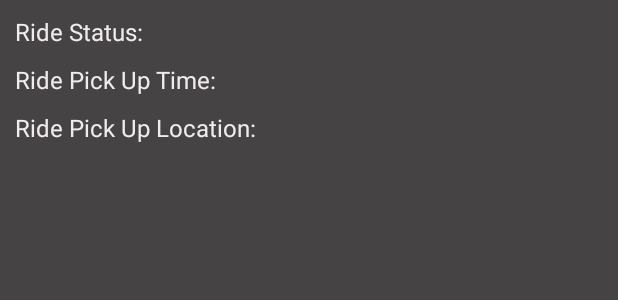
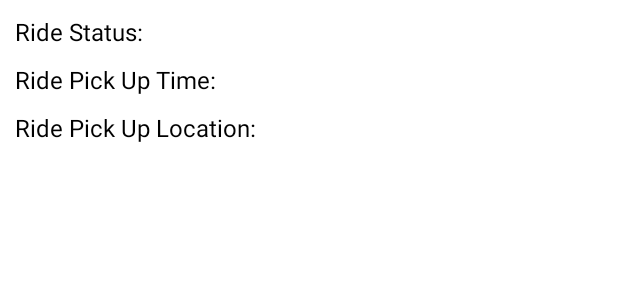
Before and after one commit to VoluteeRide/VolunteeRideApp-UI-Android, an Android app: the layout ride_item.xml on its own in the app's theme, with its tools: preview values and no code run, on a phone screen of 412 x 824 dp. Shown: the top 300 px of the screen. Run offline under Robolectric (Android 15) with nearby library versions, the phone set to English and light mode, and no system bars.

```diff
--- a/VolunteeRide/app/src/main/assets/app.properties
+++ b/VolunteeRide/app/src/main/assets/app.properties
@@ -3,3 +3,4 @@ base_url = http://10.0.2.2:8080/volunteeride
 search_rides_url = centers/{centerId}/rides
 retrieve_center_details_url = centers/{centerId}
 retrieve_user_details_url = users/{userId}
+execute_ride_operation_url = centers/{centerId}/rides/{rideId}/operation/{operationName}
--- a/VolunteeRide/app/src/main/java/com/volunteeride/common/VolunteeRideConstantsUtil.java
+++ b/VolunteeRide/app/src/main/java/com/volunteeride/common/VolunteeRideConstantsUtil.java
@@ -32,7 +32,7 @@ public class VolunteeRideConstantsUtil {
         public static final String SEARCH_RIDES_URL = "search_rides_url";
         public static final String RETRIEVE_CENTER_DETAILS_URL = "retrieve_center_details_url";
         public static final String RETRIEVE_USER_DETAILS_URL = "retrieve_user_details_url";
-
+        public static final String EXECUTE_RIDE_OPERATION_URL = "execute_ride_operation_url";
     }
 
     public static class UrlNameConstants {
@@ -40,6 +40,7 @@ public class VolunteeRideConstantsUtil {
         public static final String SEARCH_RIDES_URL_NAME = "searchRides";
         public static final String RETRIEVE_CENTER_DETAILS_URL_NAME = "retrieveCenterDetails";
         public static final String RETRIEVE_USER_DETAILS_URL_NAME = "retrieveUserDetails";
+        public static final String EXECUTE_RIDE_OPERATION_URL_NAME = "executeRideOperation";
 
     }
 
--- a/VolunteeRide/app/src/main/res/layout/ride_item.xml
+++ b/VolunteeRide/app/src/main/res/layout/ride_item.xml
@@ -3,15 +3,15 @@
     android:orientation="vertical" android:layout_width="match_parent"
     android:layout_height="match_parent"
     android:weightSum="1"
-    android:background="#454343">
+    android:background="#ffffff">
 
     <TextView
         android:layout_width="wrap_content"
         android:layout_height="wrap_content"
         android:textAppearance="?android:attr/textAppearanceMedium"
         android:text="Ride Status: "
-        android:id="@+id/lblStatus"
-        android:textColor="#f1ebeb"
+        android:id="@+id/lblListStatus"
+        android:textColor="#000000"
         android:layout_marginTop="10dp"
         android:layout_marginLeft="10dp"
         android:textSize="16sp" />
@@ -21,9 +21,9 @@
         android:layout_height="wrap_content"
         android:textAppearance="?android:attr/textAppearanceMedium"
         android:text="Ride Pick Up Time: "
-        android:id="@+id/lblPckUpTime"
-        android:textColor="#f1ebeb"
-        android:layout_below="@+id/lblStatus"
+        android:id="@+id/lblListPckUpTime"
+        android:textColor="#000000"
+        android:layout_below="@+id/lblListStatus"
         android:layout_alignParentLeft="true"
         android:layout_alignParentStart="true"
         android:layout_marginTop="10dp"
@@ -35,9 +35,9 @@
         android:layout_height="wrap_content"
         android:textAppearance="?android:attr/textAppearanceMedium"
         android:text="Ride Pick Up Location: "
-        android:id="@+id/lblPckUpLoc"
-        android:textColor="#f1ebeb"
-        android:layout_below="@+id/lblPckUpTime"
+        android:id="@+id/lblListPckUpLoc"
+        android:textColor="#000000"
+        android:layout_below="@+id/lblListPckUpTime"
         android:layout_alignParentLeft="true"
         android:layout_alignParentStart="true"
         android:layout_marginTop="10dp"
@@ -49,39 +49,37 @@
         android:layout_width="match_parent"
         android:layout_height="wrap_content"
         android:textAppearance="?android:attr/textAppearanceMedium"
-        android:id="@+id/textStatus"
-        android:layout_toRightOf="@+id/lblPckUpTime"
-        android:layout_toEndOf="@+id/lblPckUpTime"
-        android:textColor="#f1ebeb"
+        android:id="@+id/textListStatus"
+        android:layout_toEndOf="@id/lblListStatus"
+        android:textColor="#000000"
         android:gravity="right"
         android:layout_marginRight="10dp"
-        android:layout_alignTop="@+id/lblStatus"
-        android:textSize="16sp" />
+        android:layout_alignTop="@+id/lblListStatus"
+        android:textSize="16sp"
+        android:layout_toRightOf="@+id/lblListStatus" />
 
     <TextView
         android:layout_width="match_parent"
         android:layout_height="wrap_content"
         android:textAppearance="?android:attr/textAppearanceMedium"
-        android:id="@+id/textPckUpTime"
-        android:textColor="#f1ebeb"
+        android:id="@+id/textListPckUpTime"
+        android:textColor="#000000"
         android:gravity="right"
         android:textSize="16sp"
-        android:layout_above="@+id/lblPckUpLoc"
-        android:layout_toRightOf="@+id/lblPckUpLoc"
-        android:layout_toEndOf="@+id/lblPckUpLoc"
+        android:layout_toRightOf="@+id/lblListPckUpTime"
         android:layout_marginRight="10dp"
-        android:layout_alignTop="@+id/lblPckUpTime" />
+        android:layout_alignTop="@+id/lblListPckUpTime" />
 
     <TextView
         android:layout_width="match_parent"
         android:layout_height="wrap_content"
         android:textAppearance="?android:attr/textAppearanceMedium"
-        android:id="@+id/textPckUpLoc"
-        android:textColor="#f1ebeb"
+        android:id="@+id/textListPckUpLoc"
+        android:textColor="#000000"
         android:gravity="right"
-        android:layout_alignTop="@+id/lblPckUpLoc"
-        android:layout_toRightOf="@+id/lblPckUpLoc"
-        android:layout_toEndOf="@+id/lblPckUpLoc"
+        android:layout_alignTop="@+id/lblListPckUpLoc"
+        android:layout_toRightOf="@+id/lblListPckUpLoc"
+        android:layout_toEndOf="@id/lblListPckUpLoc"
         android:textSize="16sp"
         android:layout_marginBottom="10dp"
         android:layout_marginRight="10dp" />
```
Also changed, not shown: VolunteeRide/app/src/main/java/com/volunteeride/adapter/RideAdapter.java (+6 -10 lines), VolunteeRide/app/src/main/java/com/volunteeride/rest/RestQueryEngine.java (+8 -0 lines), VolunteeRide/app/src/main/java/com/volunteeride/rest/volunteeride/VolunteeRideRestQueryProvider.java (+7 -3 lines), VolunteeRide/app/src/main/java/com/volunteeride/volunteeride/RideDetailsActivity.java (+68 -1 lines), VolunteeRide/app/src/main/res/layout/activity_user_ride_list.xml (+1 -13 lines).
